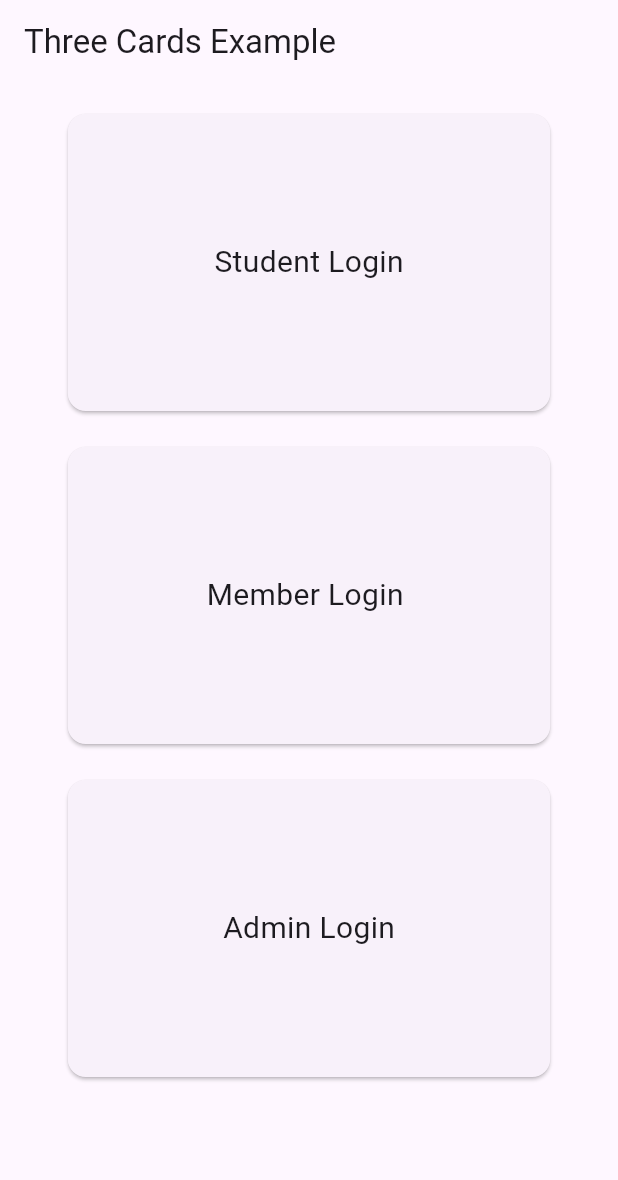
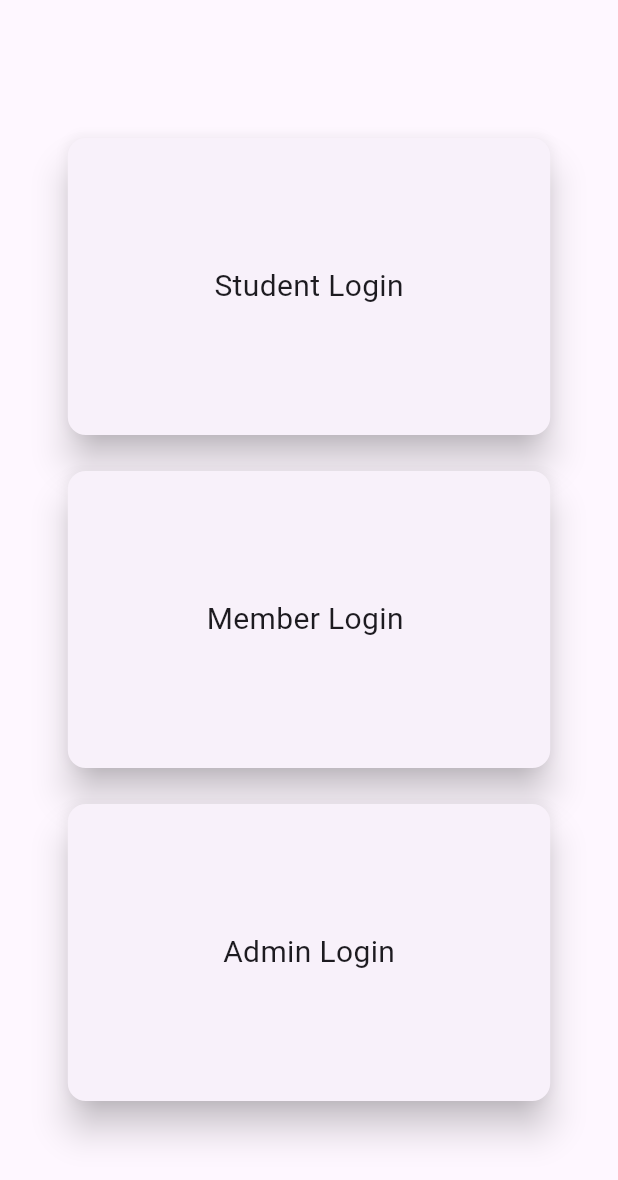
Before and after one commit to Sparsh897/code_ni_a_app, a Flutter app: the screen it shows after launch, on a phone screen of 412 x 824 dp. Shown: the top 1180 px of the screen. Run offline on Flutter 3.47's test engine with Material 3 defaults, Android fonts, the light colour scheme and no system bars.

Commit message:
first commit

```diff
--- a/lib/selection.dart
+++ b/lib/selection.dart
@@ -73,12 +73,9 @@ class _SelectionState extends State<Selection> with TickerProviderStateMixin {
   @override
   Widget build(BuildContext context) {
     return Scaffold(
-      appBar: AppBar(
-        title: Text('Three Cards Example'),
-      ),
       body: SingleChildScrollView(
         child: Padding(
-          padding: const EdgeInsets.all(8.0),
+          padding: const EdgeInsets.symmetric(horizontal: 8, vertical: 80),
           child: Center(
             child: Column(
               children: <Widget>[
@@ -109,6 +106,7 @@ class _SelectionState extends State<Selection> with TickerProviderStateMixin {
             width: MediaQuery.of(context).size.width * 0.8,
             height: MediaQuery.of(context).size.height * 0.25,
             child: Card(
+              elevation: 10,
               child: Center(
                 child: Text(
                   text,
```
